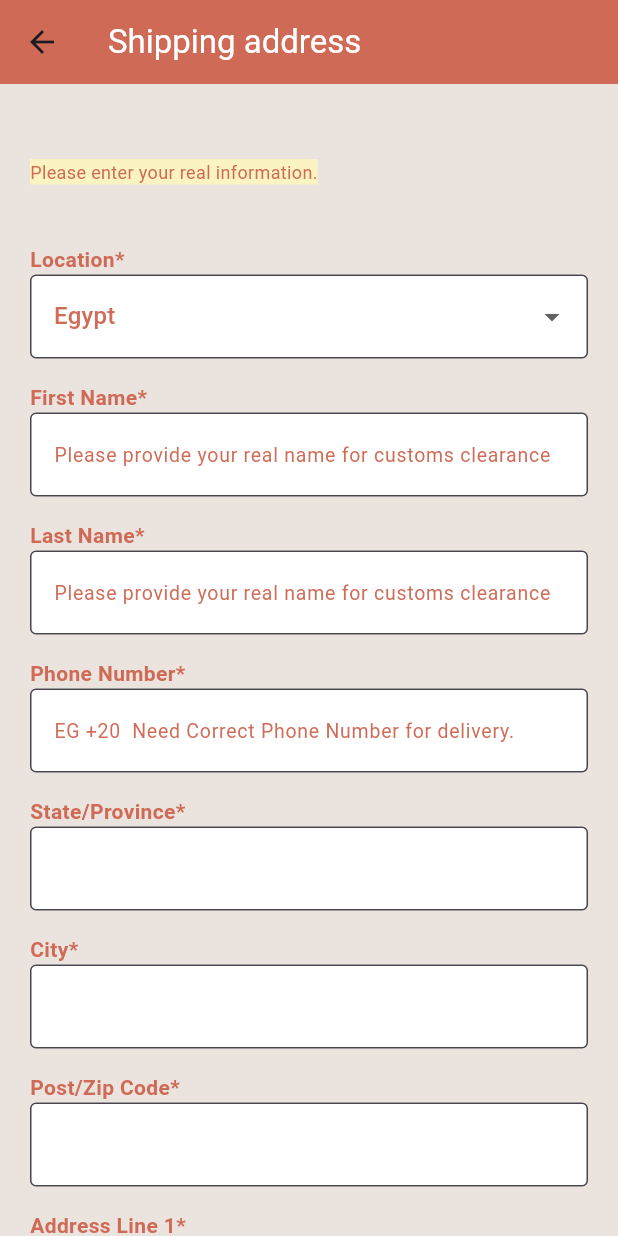
After one commit to ranawaleed8/E-Commerce-App, a Flutter app: the Purchase screen opened directly, on a phone screen of 412 x 824 dp. The commit adds this screen. Run offline on Flutter 3.47's test engine with Material 3 defaults, Android fonts, the phone set to English and light mode, and no system bars; our stand-ins replace curved_navigation_bar, flutter_screenutil.

Commit message:
done project

```diff
--- a/lib/cartview.dart
+++ b/lib/cartview.dart
@@ -1,4 +1,5 @@
 import 'package:flutter/material.dart';
+import 'package:reval/checkout.dart';
 import 'package:reval/models/cart.dart';
 import 'package:reval/widget/contaner.dart';
 import 'package:reval/widget/texxt.dart';
@@ -85,9 +86,10 @@ class _CartPageState extends State<CartPage> {
                             print(
                               CartModel().items.map((e) => e.toJson()).toList(),
                             );
-                            ScaffoldMessenger.of(context).showSnackBar(
-                              SnackBar(
-                                content: Text('Order sent to backend (mock)'),
+                            Navigator.push(
+                              context,
+                              MaterialPageRoute(
+                                builder: (context) => Purchase(),
                               ),
                             );
                           },
--- /dev/null
+++ b/lib/checkout.dart
@@ -0,0 +1,157 @@
+import 'package:flutter/cupertino.dart';
+import 'package:flutter/material.dart';
+import 'package:flutter/gestures.dart';
+
+class Purchase extends StatelessWidget {
+  @override
+  Widget build(BuildContext context) {
+    return Scaffold(
+      backgroundColor: Color(0xFFEBE3DD),
+      appBar: AppBar(
+        backgroundColor: Color(0xe8cb5e48),
+        title: const Text(
+          "Shipping address",
+          style: TextStyle(color: Colors.white),
+        ),
+      ),
+      body: SafeArea(
+        child: SingleChildScrollView(
+          scrollDirection: Axis.vertical,
+          child: Padding(
+            padding: const EdgeInsets.all(20.0),
+            child: Form(
+              child: Column(
+                crossAxisAlignment: CrossAxisAlignment.start,
+                children: [
+                  SizedBox(height: 30),
+                  Container(
+                    //padding: EdgeInsets.all(12),
+                    color: Color(0xFFFBF3C1),
+                    child: Text(
+                      'Please enter your real information.',
+                      style: TextStyle(color: Color(0xe8cb5e48), fontSize: 12),
+                    ),
+                  ),
+                  SizedBox(height: 40),
+                  Text(
+                    "Location*",
+                    style: TextStyle(
+                      fontWeight: FontWeight.bold,
+                      color: Color(0xe8cb5e48),
+                    ),
+                  ),
+                  DropdownButtonFormField<String>(
+                    items:
+                        ['Egypt', 'Saudi Arabia', 'UAE']
+                            .map(
+                              (e) => DropdownMenuItem(
+                                value: e,
+                                child: Text(
+                                  e,
+                                  style: TextStyle(color: Color(0xe8cb5e48)),
+                                ),
+                              ),
+                            )
+                            .toList(),
+                    onChanged: (value) {},
+                    value: 'Egypt',
+                    decoration: InputDecoration(
+                      border: OutlineInputBorder(
+                        borderSide: BorderSide(color: Colors.white),
+                      ),
+                      focusedBorder: OutlineInputBorder(
+                        borderSide: BorderSide(color: Colors.white),
+                      ),
+                      fillColor: Colors.white,
+                      filled: true,
+                    ),
+                  ),
+                  SizedBox(height: 16),
+                  buildTextField(
+                    "First Name*",
+                    "Please provide your real name for customs clearance",
+                  ),
+                  SizedBox(height: 16),
+                  buildTextField(
+                    "Last Name*",
+                    "Please provide your real name for customs clearance",
+                  ),
+                  SizedBox(height: 16),
+                  buildTextField(
+                    "Phone Number*",
+                    "EG +20  Need Correct Phone Number for delivery.",
+                  ),
+                  SizedBox(height: 16),
+                  buildTextField("State/Province*", ""),
+                  SizedBox(height: 16),
+                  buildTextField("City*", ""),
+                  SizedBox(height: 16),
+                  buildTextField("Post/Zip Code*", ""),
+                  SizedBox(height: 16),
+                  buildTextField("Address Line 1*", ""),
+                  SizedBox(height: 16),
+                  buildTextField("Address Line 2*", ""),
+
+                  SizedBox(height: 25),
+
+                  // Sign In Button
+                  Padding(
+                    padding: const EdgeInsets.all(25.0),
+                    child: SizedBox(
+                      width: double.infinity,
+                      child: ElevatedButton(
+                        onPressed: () {},
+                        style: ElevatedButton.styleFrom(
+                          backgroundColor: Color(0xe8cb5e48),
+                          foregroundColor: Colors.white,
+                          padding: EdgeInsets.symmetric(vertical: 14),
+                          shape: RoundedRectangleBorder(
+                            borderRadius: BorderRadius.circular(12),
+                          ),
+                        ),
+                        child: Text(
+                          'Save',
+                          style: TextStyle(
+                            fontSize: 16,
+                            fontWeight: FontWeight.bold,
+                          ),
+                        ),
+                      ),
+                    ),
+                  ),
+                ],
+              ),
+            ),
+          ),
+        ),
+      ),
+    );
+  }
+}
+
+Widget buildTextField(String label, String hint, {Widget? prefix}) {
+  return Column(
+    crossAxisAlignment: CrossAxisAlignment.start,
+    children: [
+      Text(
+        label,
+        style: TextStyle(fontWeight: FontWeight.bold, color: Color(0xe8cb5e48)),
+      ),
+      TextFormField(
+        decoration: InputDecoration(
+          hintText: hint,
+          hintStyle: TextStyle(color: Color(0xe8cb5e48), fontSize: 13),
+          prefix: prefix,
+          border: OutlineInputBorder(
+            borderSide: BorderSide(color: Colors.white),
+          ),
+          focusedBorder: OutlineInputBorder(
+            borderSide: BorderSide(color: Colors.white),
+          ),
+          fillColor: Colors.white,
+          filled: true,
+        ),
+      ),
+    ],
+  );
+}
```
